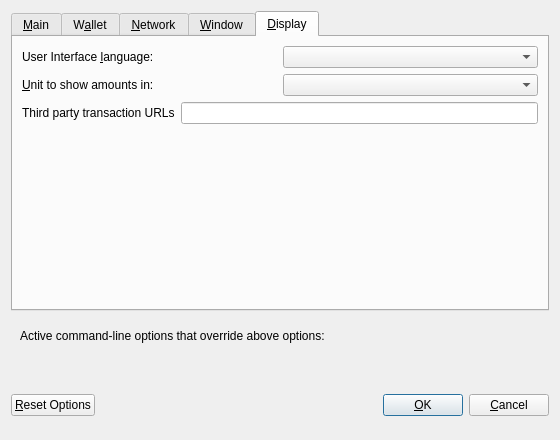
The window that src/qt/forms/optionsdialog.ui (AlphaconTeam/AlphaconNetwork) describes before a commit, drawn with Qt 5.
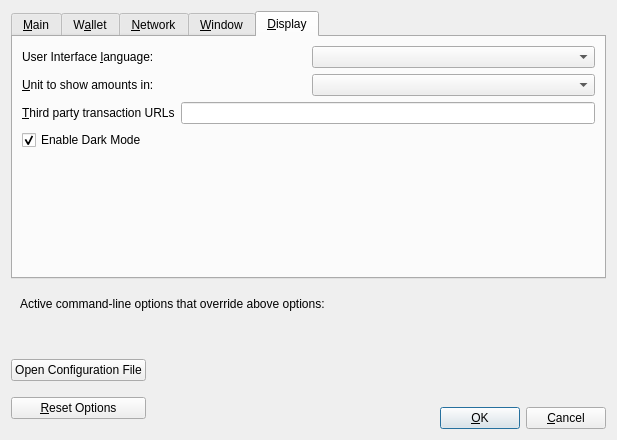
The same window after the commit. The open tabs and pages were chosen to show the change. Custom widgets are drawn as their Qt base class.

Patch:
```diff
--- a/src/qt/forms/optionsdialog.ui
+++ b/src/qt/forms/optionsdialog.ui
@@ -6,7 +6,7 @@
    <rect>
     <x>0</x>
     <y>0</y>
-    <width>560</width>
+    <width>617</width>
     <height>440</height>
    </rect>
   </property>
@@ -610,7 +610,7 @@
             <string>Third party URLs (e.g. a block explorer) that appear in the transactions tab as context menu items. %s in the URL is replaced by transaction hash. Multiple URLs are separated by vertical bar |.</string>
            </property>
            <property name="text">
-            <string>Third party transaction URLs</string>
+            <string>&amp;Third party transaction URLs</string>
            </property>
            <property name="buddy">
             <cstring>thirdPartyTxUrls</cstring>
@@ -626,6 +626,16 @@
          </item>
         </layout>
        </item>
+       <item>
+        <widget class="QCheckBox" name="darkModeCheckBox">
+         <property name="text">
+          <string>Enable Dark Mode</string>
+         </property>
+         <property name="checked">
+          <bool>true</bool>
+         </property>
+        </widget>
+       </item>
        <item>
         <spacer name="verticalSpacer_Display">
          <property name="orientation">
@@ -692,6 +702,21 @@
    <item>
     <layout class="QHBoxLayout" name="horizontalLayout_Buttons">
      <item>
+      <layout class="QVBoxLayout" name="verticalLayout_Buttons">
+       <item>
+        <widget class="QPushButton" name="openAlphaconConfButton">
+         <property name="toolTip">
+          <string>Open the %1 configuration file from the working directory.</string>
+         </property>
+         <property name="text">
+          <string>Open Configuration File</string>
+         </property>
+         <property name="autoDefault">
+          <bool>false</bool>
+         </property>
+        </widget>
+       </item>
+       <item>
       <widget class="QPushButton" name="resetButton">
        <property name="toolTip">
         <string>Reset all client options to default.</string>
@@ -704,6 +729,8 @@
        </property>
       </widget>
      </item>
+      </layout>
+     </item>
      <item>
       <spacer name="horizontalSpacer_1">
        <property name="orientation">
@@ -756,6 +783,23 @@
       </spacer>
      </item>
      <item>
+      <layout class="QVBoxLayout" name="verticalLayout_4">
+       <item>
+        <spacer name="verticalSpacer">
+         <property name="orientation">
+          <enum>Qt::Vertical</enum>
+         </property>
+         <property name="sizeHint" stdset="0">
+          <size>
+           <width>20</width>
+           <height>40</height>
+          </size>
+         </property>
+        </spacer>
+       </item>
+       <item>
+        <layout class="QHBoxLayout" name="horizontalLayout">
+         <item>
       <widget class="QPushButton" name="okButton">
        <property name="text">
         <string>&amp;OK</string>
@@ -777,6 +821,10 @@
         <bool>false</bool>
        </property>
       </widget>
+         </item>
+        </layout>
+       </item>
+      </layout>
      </item>
     </layout>
    </item>
```
Left out of the diff: 37 changed lines with no effect on the pictures. Lines whose indentation alone changed are shown as unchanged.
